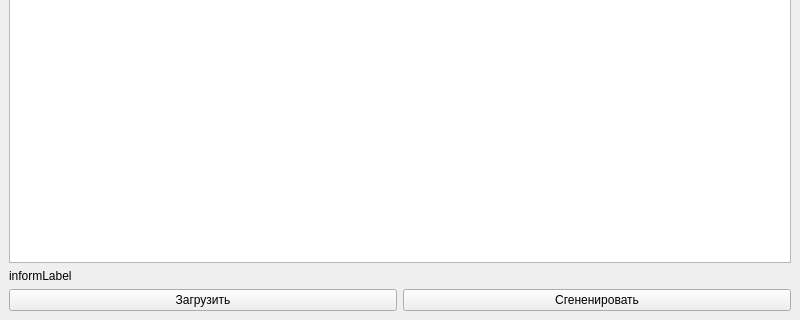
Above: ui/mainwindow.ui from lagerat/gen-word before the change; both pictures show x 0 to 800 and y 280 to 600 of the 800 by 600 pixel window. Below: the same form after it.
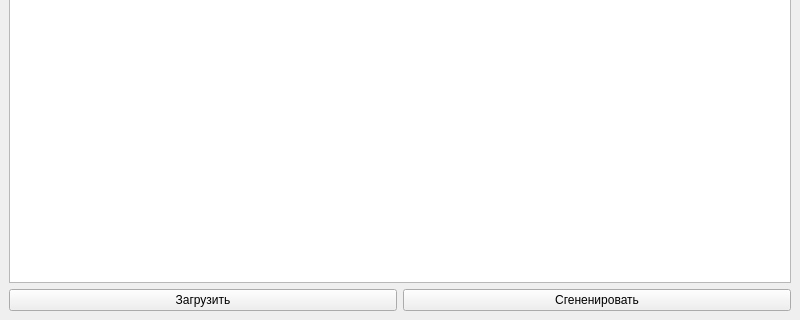
That is the form after the change.

Commit message: Delete inform label

Patch:
```diff
--- a/ui/mainwindow.ui
+++ b/ui/mainwindow.ui
@@ -18,13 +18,6 @@
     <item>
      <widget class="QTableView" name="fisrtStageTable"/>
     </item>
-    <item>
-     <widget class="QLabel" name="label">
-      <property name="text">
-       <string>informLabel</string>
-      </property>
-     </widget>
-    </item>
     <item>
      <layout class="QHBoxLayout" name="horizontalLayout">
       <item>
```
Left out of the diff: 2 changed lines with no effect on the pictures. The commit also changes 1 other file.
